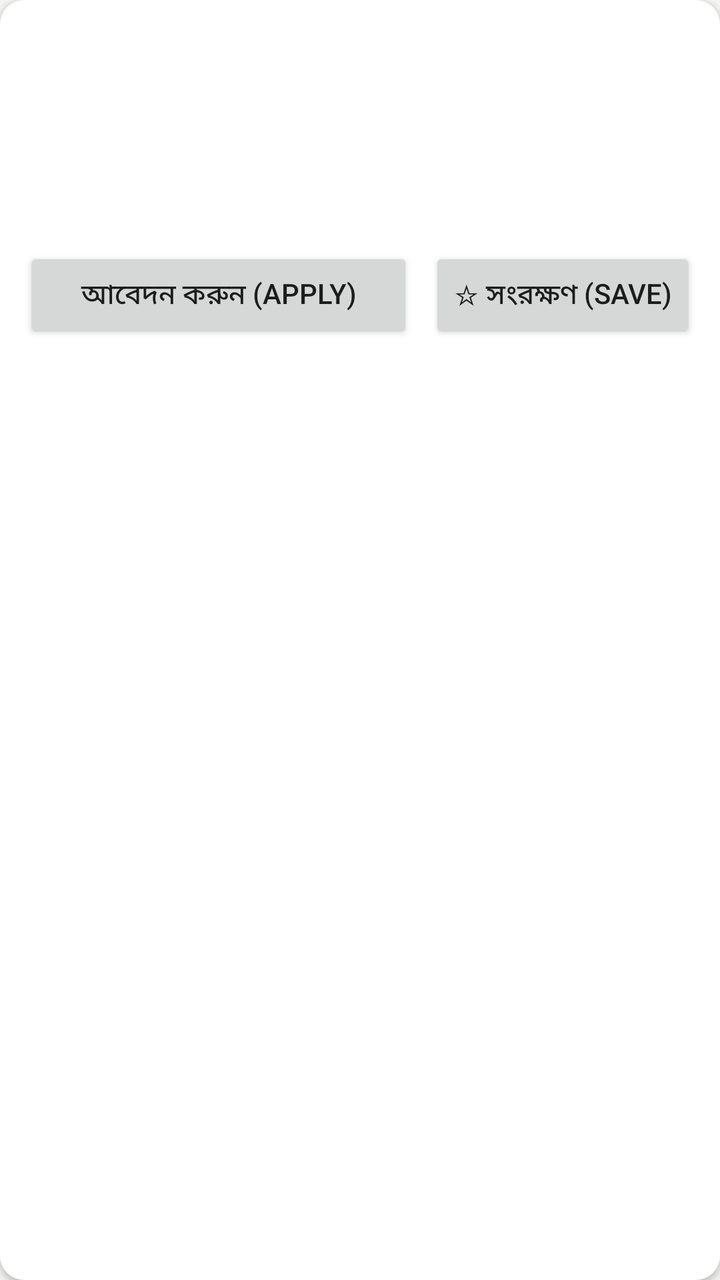
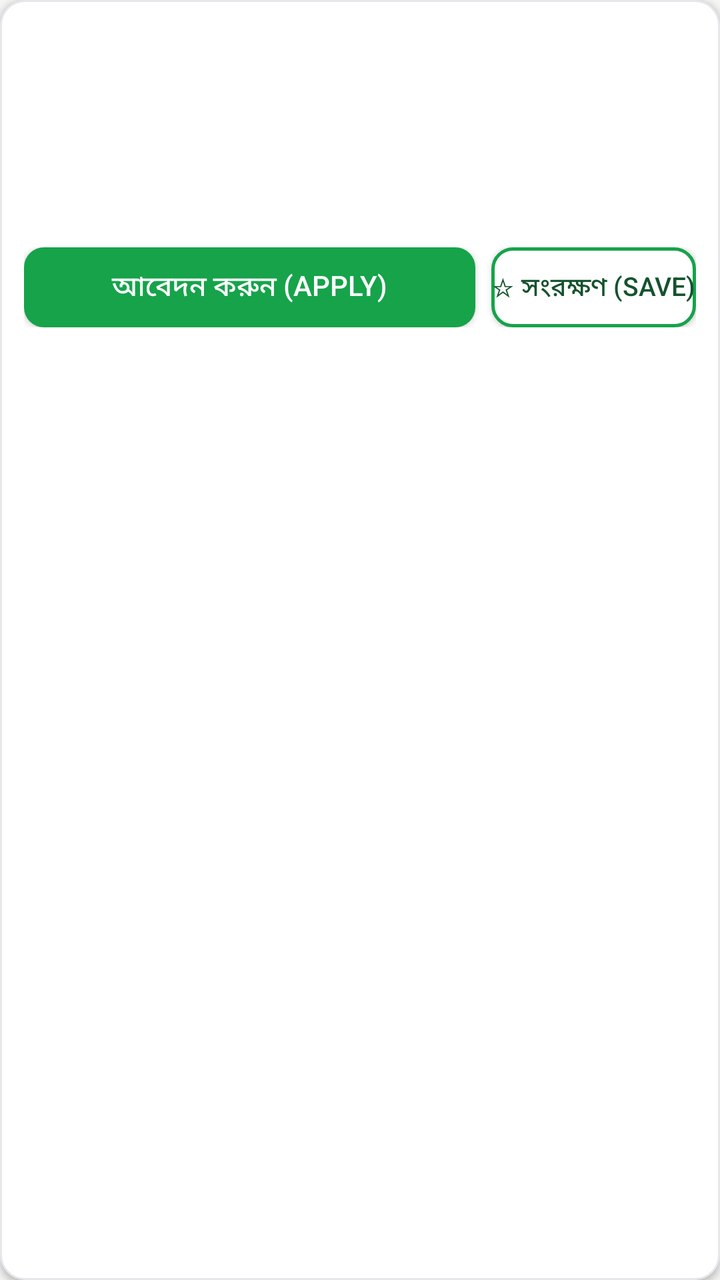

Two renders of the same Android screen: before a commit and after it. Below are the layout's source before the change and the commit's diff.
<!-- AndroidManifest.xml: application theme AppTheme -->
<!-- res/layout/item_circular.xml -->
<?xml version="1.0" encoding="utf-8"?>
<LinearLayout xmlns:android="http://schemas.android.com/apk/res/android"
    android:layout_width="match_parent"
    android:layout_height="wrap_content"
    android:orientation="vertical"
    android:background="@drawable/card_bg"
    android:elevation="2dp"
    android:padding="12dp">
    <LinearLayout
        android:layout_width="match_parent"
        android:layout_height="wrap_content"
        android:orientation="horizontal">
        <TextView
            android:id="@+id/org"
            android:layout_width="0dp"
            android:layout_height="wrap_content"
            android:layout_weight="1"
            android:textColor="@color/text_dark"
            android:textSize="16sp"
            android:lineSpacingMultiplier="1.15"
            android:textStyle="bold" />
        <TextView
            android:id="@+id/newBadge"
            android:layout_width="wrap_content"
            android:layout_height="wrap_content"
            android:text="🆕 নতুন"
            android:textColor="@color/green"
            android:textStyle="bold"
            android:textSize="13sp"
            android:visibility="gone" />
    </LinearLayout>
    <TextView
        android:id="@+id/typeLine"
        android:layout_width="wrap_content"
        android:layout_height="wrap_content"
        android:textColor="@color/text_grey"
        android:textSize="13sp"
        android:layout_marginTop="2dp" />
    <TextView
        android:id="@+id/postsLine"
        android:layout_width="wrap_content"
        android:layout_height="wrap_content"
        android:textColor="@color/text_dark"
        android:textSize="13sp"
        android:lineSpacingMultiplier="1.15"
        android:layout_marginTop="4dp" />
    <TextView
        android:id="@+id/deadlineLine"
        android:layout_width="wrap_content"
        android:layout_height="wrap_content"
        android:textColor="@color/text_dark"
        android:textSize="13sp"
        android:lineSpacingMultiplier="1.15"
        android:layout_marginTop="2dp" />
    <TextView
        android:id="@+id/cdText"
        android:layout_width="wrap_content"
        android:layout_height="wrap_content"
        android:textColor="@color/green_dark"
        android:textSize="14sp"
        android:textStyle="bold"
        android:layout_marginTop="2dp" />
    <TextView
        android:id="@+id/matchBadge"
        android:layout_width="wrap_content"
        android:layout_height="wrap_content"
        android:text="✓ CV অনুযায়ী মিলেছে"
        android:textColor="@color/green"
        android:textStyle="bold"
        android:textSize="13sp"
        android:layout_marginTop="2dp"
        android:visibility="gone" />
    <TextView
        android:id="@+id/statusBadge"
        android:layout_width="wrap_content"
        android:layout_height="wrap_content"
        android:textColor="@color/green_dark"
        android:textStyle="bold"
        android:textSize="13sp"
        android:layout_marginTop="2dp"
        android:visibility="gone" />
    <LinearLayout
        android:layout_width="match_parent"
        android:layout_height="wrap_content"
        android:orientation="horizontal"
        android:layout_marginTop="8dp">
        <Button
            android:id="@+id/applyBtn"
            android:layout_width="0dp"
            android:layout_height="wrap_content"
            android:layout_weight="1"
            android:textSize="14sp"
            android:text="@string/apply" />
        <Button
            android:id="@+id/shortlistBtn"
            android:layout_width="wrap_content"
            android:layout_height="wrap_content"
            android:textSize="14sp"
            android:text="@string/save_shortlist"
            android:layout_marginLeft="8dp" />
    </LinearLayout>
    <TextView
        android:id="@+id/sourceNote"
        android:layout_width="wrap_content"
        android:layout_height="wrap_content"
        android:textColor="@color/text_grey"
        android:textSize="12sp"
        android:layout_marginTop="6dp"
        android:visibility="gone" />
</LinearLayout>
<!-- resources referenced by this layout -->
<resources>
  <color name="green">#16a34a</color>
  <color name="green_dark">#14532d</color>
  <color name="text_dark">#1a1a1a</color>
  <color name="text_grey">#5f6368</color>
  <!-- drawable card_bg (drawable) -->
  <?xml version="1.0" encoding="utf-8"?>
  <shape xmlns:android="http://schemas.android.com/apk/res/android"
      android:shape="rectangle">
      <solid android:color="#ffffff" />
      <corners android:radius="12dp" />
  </shape>
  <string name="apply">আবেদন করুন (Apply)</string>
  <string name="save_shortlist">☆ সংরক্ষণ (Save)</string>
  <style name="AppTheme" parent="android:Theme.Material.Light.NoActionBar">
          <item name="android:colorPrimary">@color/green_dark</item>
          <item name="android:colorPrimaryDark">@color/green_dark</item>
          <item name="android:colorAccent">@color/green</item>
          <item name="android:windowBackground">@color/bg</item>
      </style>
  <color name="bg">#f4f6f3</color>
</resources>

<!-- the commit's change to res/layout/item_circular.xml (unified diff, before → after) -->
@@ -79,6 +79,7 @@
         android:textSize="13sp"
         android:layout_marginTop="2dp"
         android:visibility="gone" />
+    
     <LinearLayout
         android:layout_width="match_parent"
         android:layout_height="wrap_content"
@@ -87,15 +88,23 @@
         <Button
             android:id="@+id/applyBtn"
             android:layout_width="0dp"
-            android:layout_height="wrap_content"
+            android:layout_height="40dp"
             android:layout_weight="1"
+            android:minHeight="0dp"
+            android:minWidth="0dp"
+            android:background="@drawable/btn_primary"
+            android:textColor="#ffffff"
             android:textSize="14sp"
             android:text="@string/apply" />
         <Button
             android:id="@+id/shortlistBtn"
             android:layout_width="wrap_content"
-            android:layout_height="wrap_content"
-            android:textSize="14sp"
+            android:layout_height="40dp"
+            android:minHeight="0dp"
+            android:minWidth="100dp"
+            android:background="@drawable/btn_secondary"
+            android:textColor="@color/green_dark"
+            android:textSize="13sp"
             android:text="@string/save_shortlist"
             android:layout_marginLeft="8dp" />
     </LinearLayout>
<!-- resource entries referenced after the edit -->
@@ -4,11 +4,27 @@
   <color name="green_dark">#14532d</color>
   <color name="text_dark">#1a1a1a</color>
   <color name="text_grey">#5f6368</color>
+  <!-- drawable btn_primary (drawable) -->
+  <?xml version="1.0" encoding="utf-8"?>
+  <shape xmlns:android="http://schemas.android.com/apk/res/android"
+      android:shape="rectangle">
+      <solid android:color="@color/green" />
+      <corners android:radius="10dp" />
+  </shape>
+  <!-- drawable btn_secondary (drawable) -->
+  <?xml version="1.0" encoding="utf-8"?>
+  <shape xmlns:android="http://schemas.android.com/apk/res/android"
+      android:shape="rectangle">
+      <solid android:color="#ffffff" />
+      <stroke android:width="1.5dp" android:color="@color/green" />
+      <corners android:radius="10dp" />
+  </shape>
   <!-- drawable card_bg (drawable) -->
   <?xml version="1.0" encoding="utf-8"?>
   <shape xmlns:android="http://schemas.android.com/apk/res/android"
       android:shape="rectangle">
       <solid android:color="#ffffff" />
+      <stroke android:width="1dp" android:color="#E5E7EB" />
       <corners android:radius="12dp" />
   </shape>
   <string name="apply">আবেদন করুন (Apply)</string>
